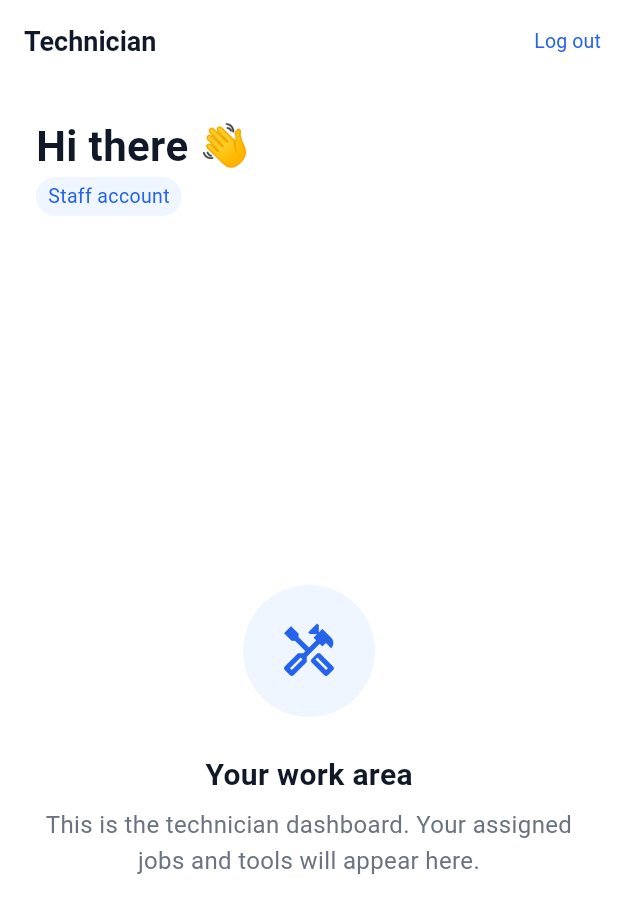
After one commit to AbdulHannnan/MC-Flutter-Application, a Flutter app: the TechnicianHomeScreen screen opened by its route, on a phone screen of 412 x 824 dp. The commit adds this screen. Shown: the top 913 px of the screen. Run offline on Flutter 3.47's test engine with Material 3 defaults, Android fonts, the phone set to English and light mode, and no system bars; our stand-ins replace dio, flutter_riverpod, go_router, shared_preferences; accounts and stored records are empty.

Commit message:
Added the Technician Role

```diff
--- a/lib/src/app/app_routes.dart
+++ b/lib/src/app/app_routes.dart
@@ -18,6 +18,16 @@ class AppRoutes {
   // ── Protected area (reachable only when signed IN) ──
   static const String home = '/';
   static const String about = '/about';
+
+  // ── Technician area (reachable only by a signed-in TECHNICIAN account) ──
+  // Staff get their own experience; the customer app (services/booking/cart/…) is
+  // off-limits to them, and this area is off-limits to customers. See the router's
+  // role-aware guard.
+  static const String technicianHome = '/technician';
+
+  /// The technician-only route paths, as a set — used by the guard to keep
+  /// customers out and route technicians in.
+  static const Set<String> technicianRoutes = {technicianHome};
   static const String categories = '/categories';
   static const String search = '/search';
   static const String cart = '/cart';
--- a/lib/src/features/auth/auth.dart
+++ b/lib/src/features/auth/auth.dart
@@ -17,7 +17,7 @@
 // replaces just mock_auth_api.dart + the controller's calls, and screens keep
 // working.
 
-export 'auth_user.dart' show AuthUser;
+export 'auth_user.dart' show AuthUser, UserRole;
 export 'auth_validation.dart'
     show
         kMinPasswordLength,
--- a/lib/src/features/auth/auth_user.dart
+++ b/lib/src/features/auth/auth_user.dart
@@ -6,6 +6,24 @@
 // we do NOT let that leak across the app — the whole codebase speaks [AuthUser],
 // and the auth layer maps the backend's user → this. Swap the backend later and
 // only that mapping changes; screens keep working.
+
+/// Which app experience an account gets. A [customer] books services (the main
+/// app); a [technician] sees the staff/job area instead. Role is a property of the
+/// ACCOUNT — set when the account is created, never chosen at login — so the app
+/// branches on `user.role` after authentication rather than asking at sign-in.
+enum UserRole {
+  customer,
+  technician;
+
+  /// The stored/wire token for this role, e.g. `'technician'`.
+  String get code => name;
+
+  /// Parse a role token, defaulting to [customer] for anything unrecognised (an
+  /// old record with no role, or a bad value, is a customer — never silently a
+  /// technician).
+  static UserRole fromCode(String? value) =>
+      value == technician.name ? UserRole.technician : UserRole.customer;
+}
 
 /// The normalized shape of the logged-in user the app uses everywhere — only the
 /// fields the UI actually needs. Anything richer is fetched from OUR backend as a
@@ -25,6 +43,10 @@ class AuthUser {
   /// Avatar URL — the mock generates one; a real provider would supply it.
   final String imageUrl;
 
+  /// Which experience this account gets. Defaults to [UserRole.customer] so every
+  /// existing/self-signup account is a customer unless explicitly made staff.
+  final UserRole role;
+
   const AuthUser({
     required this.id,
     required this.email,
@@ -32,7 +54,11 @@ class AuthUser {
     required this.lastName,
     required this.fullName,
     required this.imageUrl,
+    this.role = UserRole.customer,
   });
+
+  /// True when this account is a technician (staff), i.e. gets the job area.
+  bool get isTechnician => role == UserRole.technician;
 
   factory AuthUser.fromJson(Map<String, dynamic> json) => AuthUser(
         id: json['id'] as String,
@@ -41,6 +67,7 @@ class AuthUser {
         lastName: json['lastName'] as String?,
         fullName: json['fullName'] as String?,
         imageUrl: json['imageUrl'] as String,
+        role: UserRole.fromCode(json['role'] as String?),
       );
 
   Map<String, dynamic> toJson() => {
@@ -50,6 +77,7 @@ class AuthUser {
         'lastName': lastName,
         'fullName': fullName,
         'imageUrl': imageUrl,
+        'role': role.code,
       };
 
   /// A short label for greetings — the first name, else the full name, else the
@@ -65,9 +93,10 @@ class AuthUser {
       other.firstName == firstName &&
       other.lastName == lastName &&
       other.fullName == fullName &&
-      other.imageUrl == imageUrl;
+      other.imageUrl == imageUrl &&
+      other.role == role;
 
   @override
   int get hashCode =>
-      Object.hash(id, email, firstName, lastName, fullName, imageUrl);
+      Object.hash(id, email, firstName, lastName, fullName, imageUrl, role);
 }
--- a/lib/src/features/auth/session_controller.dart
+++ b/lib/src/features/auth/session_controller.dart
@@ -36,6 +36,10 @@ class SessionController extends AsyncNotifier<AuthUser?> {
   @override
   FutureOr<AuthUser?> build() async {
     try {
+      // Make sure the built-in seed accounts (the demo technician) exist before
+      // we restore, so the staff login always works. Idempotent + never touches
+      // the active session.
+      await _api.ensureSeeded();
       return await _api.getCurrentUser();
     } catch (_) {
       return null;
--- /dev/null
+++ b/lib/src/features/technician/screens/technician_home_screen.dart
@@ -0,0 +1,107 @@
+// lib/src/features/technician/screens/technician_home_screen.dart — the landing
+// screen for a signed-in TECHNICIAN (staff) account.
+//
+// Technicians get a DIFFERENT experience from customers: no services, catalog,
+// cart, or booking flow. The role-aware router guard (src/app/app_router.dart)
+// routes technician accounts here and keeps them out of the customer app. For now
+// this is a scoped placeholder — the actual staff tools (assigned jobs, status
+// updates, …) land in a later pass; the role plumbing + separate shell are what's
+// in place today.
+
+import 'package:flutter/material.dart';
+import 'package:flutter_riverpod/flutter_riverpod.dart';
+
+import '../../../core/theme/theme.dart';
+import '../../../core/widgets/widgets.dart';
+import '../../auth/auth.dart';
+
+class TechnicianHomeScreen extends ConsumerWidget {
+  const TechnicianHomeScreen({super.key});
+
+  @override
+  Widget build(BuildContext context, WidgetRef ref) {
+    final user = ref.watch(sessionProvider).user;
+    final greetingName = user?.firstName ?? user?.fullName ?? 'there';
+
+    return Scaffold(
+      appBar: AppBar(
+        title: const AppText('Technician', variant: AppTextVariant.subheading),
+        actions: [
+          TextButton(
+            onPressed: () => ref.read(sessionProvider.notifier).signOut(),
+            child: const AppText('Log out',
+                variant: AppTextVariant.caption, color: AppTextColor.primary),
+          ),
+        ],
+      ),
+      body: SafeArea(
+        child: Padding(
+          padding: const EdgeInsets.all(AppSpacing.lg),
+          child: Column(
+            crossAxisAlignment: CrossAxisAlignment.start,
+            children: [
+              AppText('Hi $greetingName 👋',
+                  variant: AppTextVariant.h2, maxLines: 1),
+              const SizedBox(height: AppSpacing.xs),
+              const _StaffBadge(),
+              const SizedBox(height: AppSpacing.xl),
+
+              // Scoped placeholder for the staff tools that land next.
+              Expanded(
+                child: Center(
+                  child: Column(
+                    mainAxisSize: MainAxisSize.min,
+                    children: [
+                      Container(
+                        width: 88,
+                        height: 88,
+                        alignment: Alignment.center,
+                        decoration: const BoxDecoration(
+                          shape: BoxShape.circle,
+                          color: AppColors.primarySoft,
+                        ),
+                        child: const Icon(Icons.handyman_outlined,
+                            size: 40, color: AppColors.primary),
+                      ),
+                      const SizedBox(height: AppSpacing.lg),
+                      const AppText('Your work area',
+                          variant: AppTextVariant.h3),
+                      const SizedBox(height: AppSpacing.sm),
+                      const AppText(
+                        'This is the technician dashboard. Your assigned jobs '
+                        'and tools will appear here.',
+                        variant: AppTextVariant.body,
+                        color: AppTextColor.muted,
+                        textAlign: TextAlign.center,
+                      ),
+                    ],
+                  ),
+                ),
+              ),
+            ],
+          ),
+        ),
+      ),
+    );
+  }
+}
+
+/// A small pill marking this as the staff area — a quick visual cue that this is
+/// not the customer app.
+class _StaffBadge extends StatelessWidget {
+  const _StaffBadge();
+
+  @override
+  Widget build(BuildContext context) {
+    return Container(
+      padding: const EdgeInsets.symmetric(
+          horizontal: AppSpacing.sm, vertical: AppSpacing.xs),
+      decoration: BoxDecoration(
+        color: AppColors.primarySoft,
+        borderRadius: BorderRadius.circular(AppRadii.pill),
+      ),
+      child: const AppText('Staff account',
+          variant: AppTextVariant.caption, color: AppTextColor.primary),
+    );
+  }
+}
```
Also changed, not shown: lib/src/app/app_router.dart (+20 -1 lines), lib/src/features/auth/mock_auth_api.dart (+51 -8 lines), 1 other file.
